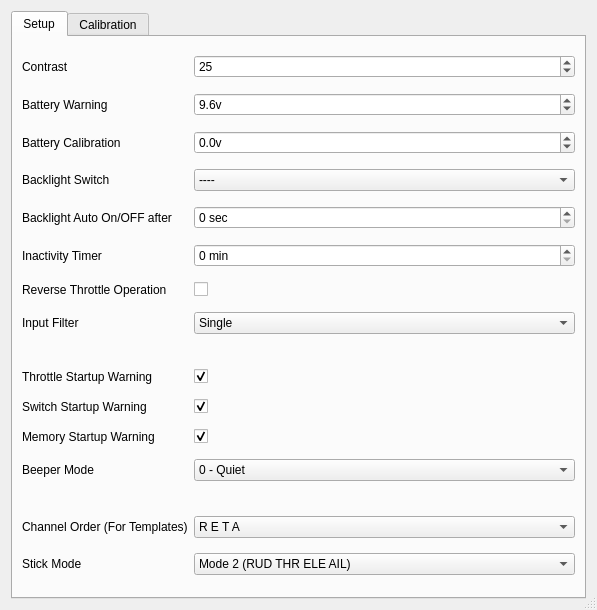
Above: src/generaledit.ui from xhorizont/eepe before the change. Below: the same form after it.
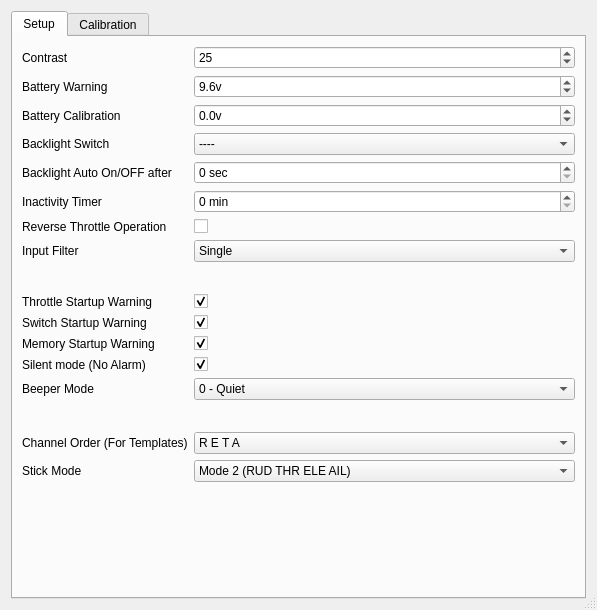
That is the form after the change. Icons and pictures are not drawn.

What changed in the file:
```diff
--- a/src/generaledit.ui
+++ b/src/generaledit.ui
@@ -30,7 +30,7 @@
       <attribute name="title">
        <string>Setup</string>
       </attribute>
-      <layout class="QGridLayout" name="gridLayout_2" columnstretch="0,1">
+      <layout class="QFormLayout" name="formLayout">
        <item row="0" column="0">
         <widget class="QLabel" name="label">
          <property name="toolTip">
@@ -426,13 +426,30 @@
         </widget>
        </item>
        <item row="12" column="0">
+        <widget class="QLabel" name="label_27">
+         <property name="text">
+          <string>Silent mode (No Alarm)</string>
+         </property>
+        </widget>
+       </item>
+       <item row="12" column="1">
+        <widget class="QCheckBox" name="alarmwarnChkB">
+         <property name="text">
+          <string/>
+         </property>
+         <property name="checked">
+          <bool>true</bool>
+         </property>
+        </widget>
+       </item>
+       <item row="13" column="0">
         <widget class="QLabel" name="label_12">
          <property name="text">
           <string>Beeper Mode</string>
          </property>
         </widget>
        </item>
-       <item row="12" column="1">
+       <item row="13" column="1">
         <widget class="QComboBox" name="beeperCB">
          <item>
           <property name="text">
@@ -461,27 +478,27 @@
          </item>
         </widget>
        </item>
-       <item row="13" column="0">
-        <spacer name="horizontalSpacer">
-         <property name="orientation">
-          <enum>Qt::Horizontal</enum>
-         </property>
-         <property name="sizeHint" stdset="0">
-          <size>
-           <width>40</width>
-           <height>20</height>
-          </size>
-         </property>
-        </spacer>
-       </item>
        <item row="14" column="0">
+        <spacer name="horizontalSpacer">
+         <property name="orientation">
+          <enum>Qt::Horizontal</enum>
+         </property>
+         <property name="sizeHint" stdset="0">
+          <size>
+           <width>40</width>
+           <height>20</height>
+          </size>
+         </property>
+        </spacer>
+       </item>
+       <item row="15" column="0">
         <widget class="QLabel" name="label_13">
          <property name="text">
           <string>Channel Order (For Templates)</string>
          </property>
         </widget>
        </item>
-       <item row="14" column="1">
+       <item row="15" column="1">
         <widget class="QComboBox" name="channelorderCB">
          <property name="currentIndex">
           <number>0</number>
@@ -608,14 +625,14 @@
          </item>
         </widget>
        </item>
-       <item row="15" column="0">
+       <item row="16" column="0">
         <widget class="QLabel" name="label_14">
          <property name="text">
           <string>Stick Mode</string>
          </property>
         </widget>
        </item>
-       <item row="15" column="1">
+       <item row="16" column="1">
         <widget class="QComboBox" name="stickmodeCB">
          <property name="currentIndex">
           <number>1</number>
```
